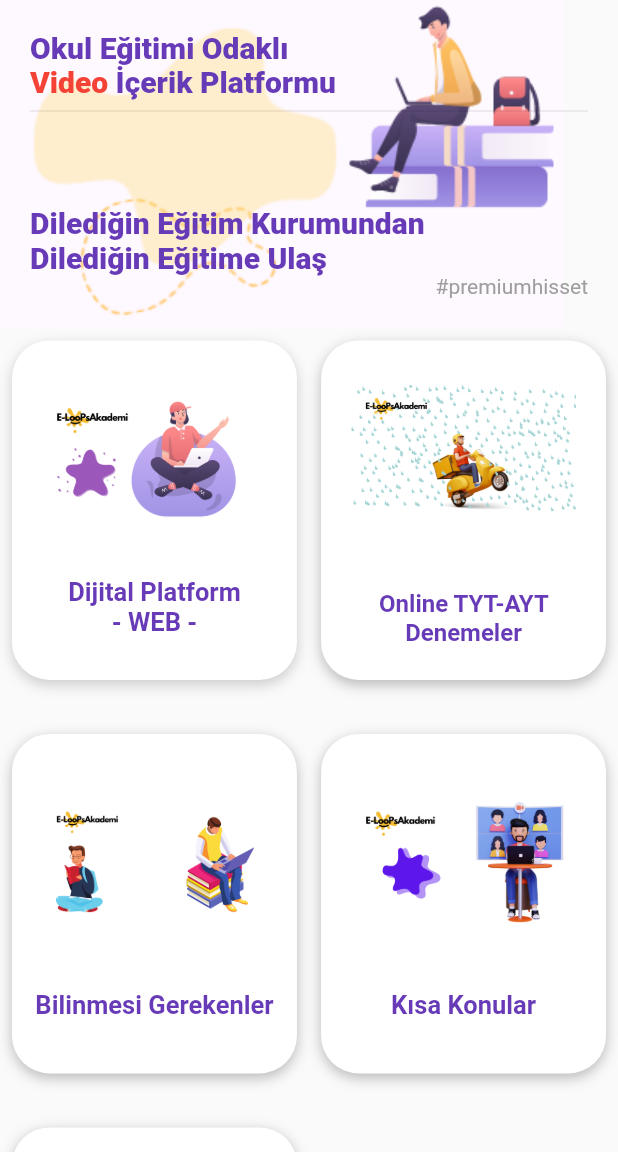
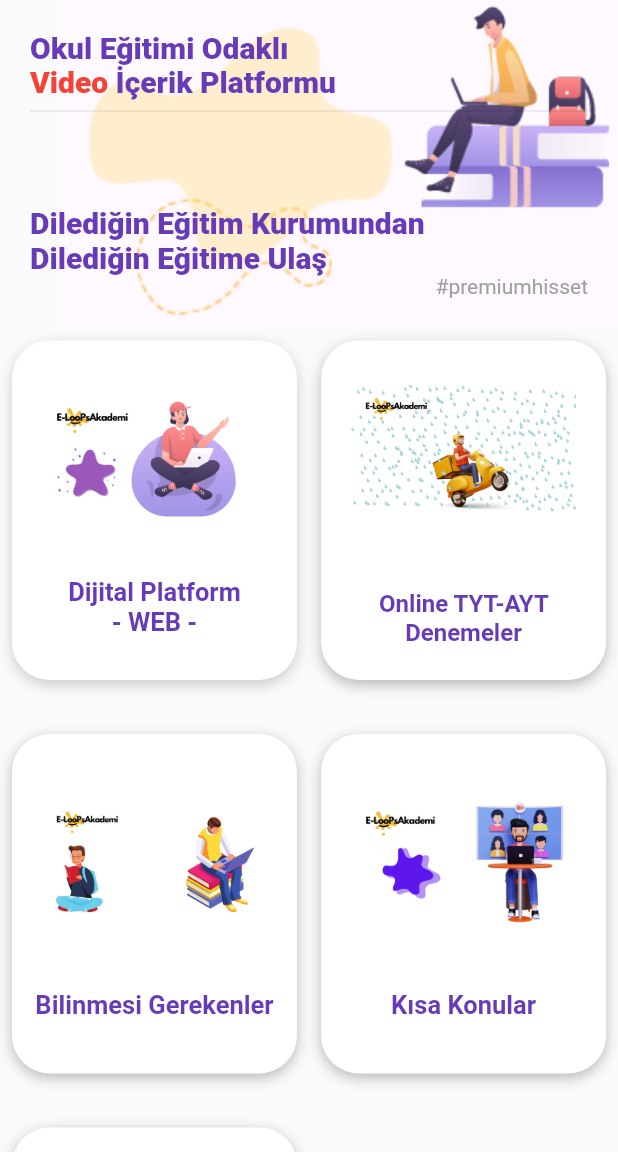
Before and after one commit to vuralkayracetintas/E-LooPsAkademiEnglish, a Flutter app: the screen it shows after launch, on a phone screen of 412 x 824 dp, the part 84-1236 px from its top. Run offline on Flutter 3.47's test engine with Material 2 defaults, Android fonts, the phone set to English and light mode, and no system bars; our stand-ins replace firebase_core, firebase_messaging, flutter_local_notifications, google_mobile_ads; accounts and stored records are empty; network calls fail; project files that could hold a hidden picture were left out.

Commit message:
edit all page images

```diff
--- a/lib/pages/bilinmesi_gereken_pages/bilinmesi_gereken_page.dart
+++ b/lib/pages/bilinmesi_gereken_pages/bilinmesi_gereken_page.dart
@@ -87,7 +87,10 @@ class _BilinmesiGerekenPageState extends State<BilinmesiGerekenPage> {
           children: [
             Column(
               children: const [
-                Image(image: AssetImage('assets/images/ogrenci.png')),
+                Align(
+                    alignment: Alignment.centerRight,
+                    child:
+                        Image(image: AssetImage('assets/images/ogrenci.png'))),
               ],
             ),
             Padding(
--- a/lib/pages/home_screen/buttons/kisa_konu_button.dart
+++ b/lib/pages/home_screen/buttons/kisa_konu_button.dart
@@ -34,10 +34,12 @@ class KisaKonuButton extends StatelessWidget {
         child: Column(
           mainAxisAlignment: MainAxisAlignment.spaceEvenly,
           children: const [
-            Image(
-              image: AssetImage("assets/gorsel/abcdea.png"),
-              height: 100,
-              width: 150,
+            Align(
+              child: Image(
+                image: AssetImage("assets/gorsel/abcdea.png"),
+                height: 100,
+                width: 150,
+              ),
             ),
             Text(
               'Kısa Konular',
--- a/lib/pages/home_screen/home_tab_page.dart
+++ b/lib/pages/home_screen/home_tab_page.dart
@@ -13,10 +13,13 @@ class HomeTabImage extends StatelessWidget {
     final double screenWidth = screenInfo.size.width;
     return Stack(
       children: [
-        const Image(
-            //height: screenHeight * 0.3,
-            //width: screenWidth,
-            image: AssetImage('assets/images/ogrenci1.png')),
+        Align(
+          alignment: Alignment.centerRight,
+          child: const Image(
+              //height: screenHeight * 0.3,
+              //width: screenWidth,
+              image: AssetImage('assets/images/ogrenci1.png')),
+        ),
         Padding(
           padding: const EdgeInsets.all(20.0),
           child: Column(
--- a/lib/pages/kisa_konular/kisa_konular_main/kisa_konu_main_page.dart
+++ b/lib/pages/kisa_konular/kisa_konular_main/kisa_konu_main_page.dart
@@ -80,7 +80,10 @@ class _KisaKonuMainPageState extends State<KisaKonuMainPage> {
           children: [
             Column(
               children: const [
-                Image(image: AssetImage('assets/images/ogrenci.png')),
+                Align(
+                    alignment: Alignment.centerRight,
+                    child:
+                        Image(image: AssetImage('assets/images/ogrenci.png'))),
               ],
             ),
             Padding(
--- a/lib/pages/quiz_page/quiz_main_page.dart
+++ b/lib/pages/quiz_page/quiz_main_page.dart
@@ -88,7 +88,10 @@ class _QuizMainPageState extends State<QuizMainPage> {
           children: [
             Column(
               children: const [
-                Image(image: AssetImage('assets/images/ogrenci.png')),
+                Align(
+                    alignment: Alignment.centerRight,
+                    child:
+                        Image(image: AssetImage('assets/images/ogrenci.png'))),
               ],
             ),
             Padding(
--- a/pubspec.yaml
+++ b/pubspec.yaml
@@ -16,7 +16,7 @@ publish_to: 'none' # Remove this line if you wish to publish to pub.dev
 # https://developer.apple.com/library/archive/documentation/General/Reference/InfoPlistKeyReference/Articles/CoreFoundationKeys.html
 # In Windows, build-name is used as the major, minor, and patch parts
 # of the product and file versions while build-number is used as the build suffix.
-version: 1.2.0+1
+version: 1.2.0+2
 
 environment:
   sdk: '>=2.19.2 <3.0.0'
```
Also changed, not shown: 3 other files.
